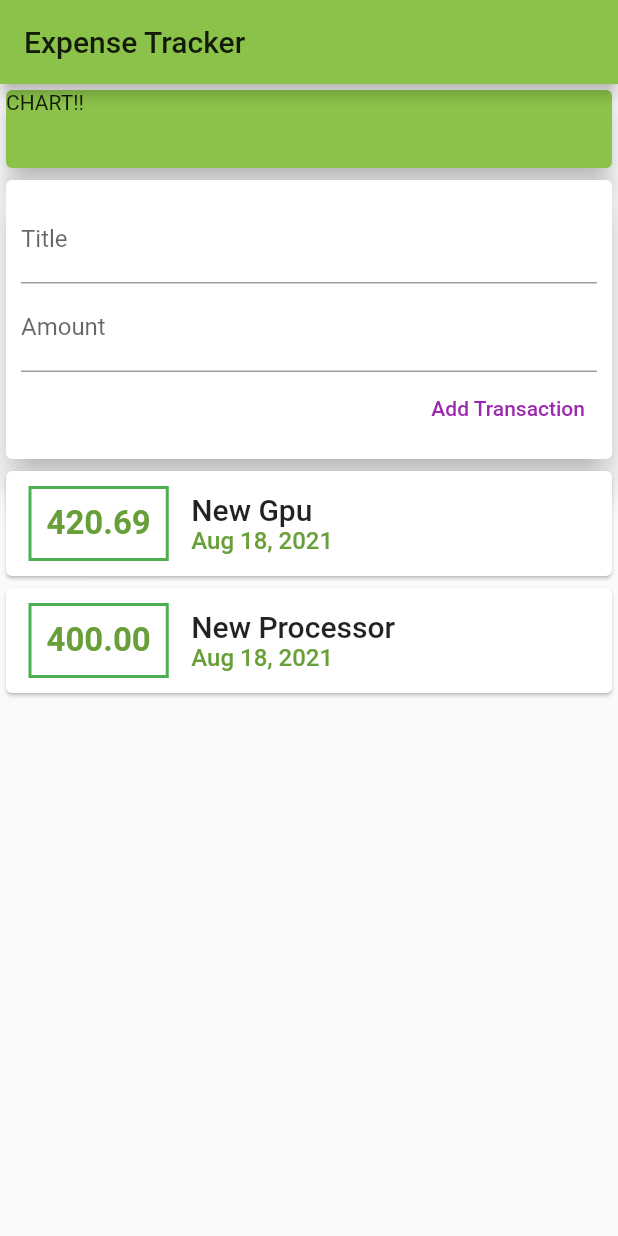
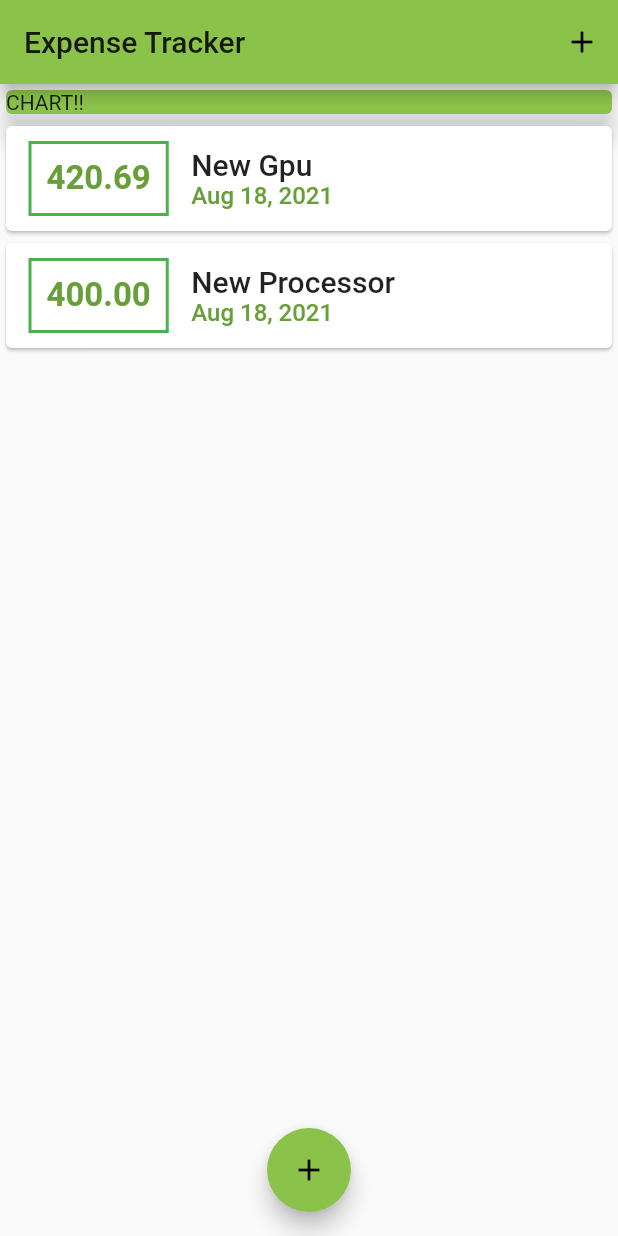
Before and after one commit to Rishab75695/expense_tracker, a Flutter app: the screen it shows after launch, on a phone screen of 412 x 824 dp. Run offline on Flutter 3.47's test engine with Material 2 defaults, Android fonts, the phone set to English and light mode, and no system bars.

Commit message:
Before Themes

```diff
--- a/lib/main.dart
+++ b/lib/main.dart
@@ -1,9 +1,11 @@
-import './widgets/user_transactions.dart';
 import 'package:flutter/material.dart';
 
-void main() {
-  runApp(MyApp());
-}
+import './widgets/new_transaction.dart';
+import './widgets/transaction_list.dart';
+
+import './models/transaction.dart';
+
+void main() => runApp(MyApp());
 
 class MyApp extends StatelessWidget {
   @override
@@ -18,17 +20,64 @@ class MyApp extends StatelessWidget {
   }
 }
 
-class MyHomePage extends StatelessWidget {
-  // var titleInput;
-  // var amountInput;
-  // final titleController = TextEditingController();
-  // final amountController = TextEditingController();
+class MyHomePage extends StatefulWidget {
+  @override
+  _MyHomePageState createState() => _MyHomePageState();
+}
+
+class _MyHomePageState extends State<MyHomePage> {
+  final List<Transaction> _userTransactions = [
+    Transaction(
+      id: '1',
+      title: 'New Gpu',
+      amount: 420.69,
+      date: DateTime.now(),
+    ),
+    Transaction(
+      id: '2',
+      title: 'New Processor',
+      amount: 400.00,
+      date: DateTime.now(),
+    ),
+  ];
+
+  void _addNewTransaction(String txTitle, double txAmount) {
+    final newTx = Transaction(
+      title: txTitle,
+      amount: txAmount,
+      date: DateTime.now(),
+      id: DateTime.now().toString(),
+    );
+
+    setState(() {
+      _userTransactions.add(newTx);
+    });
+  }
+
+  void _startAddNewTransaction(BuildContext ctx) {
+    showModalBottomSheet(
+      context: ctx,
+      builder: (_) {
+        return GestureDetector(
+          onTap: () {},
+          child: NewTransaction(_addNewTransaction),
+          behavior: HitTestBehavior.opaque,
+        );
+      },
+    );
+  }
 
   @override
   Widget build(BuildContext context) {
     return Scaffold(
       appBar: AppBar(
         title: Text('Expense Tracker'),
+        actions: <Widget>[
+          IconButton(
+            icon: Icon(Icons.add),
+            onPressed: () => _startAddNewTransaction(context),
+          ),
+        ],
       ),
       body: SingleChildScrollView(
         child: Column(
@@ -37,15 +86,19 @@ class MyHomePage extends StatelessWidget {
             children: <Widget>[
               Container(
                 width: double.infinity,
-                height: 60,
                 child: Card(
                   color: Colors.lightGreen,
                   child: Text('CHART!!'),
                   elevation: 7,
                 ),
               ),
-              UserTranscations(),
+              TransactionList(_userTransactions),
             ]),
+      ),
+      floatingActionButtonLocation: FloatingActionButtonLocation.centerFloat,
+      floatingActionButton: FloatingActionButton(
+        child: Icon(Icons.add),
+        onPressed: () => _startAddNewTransaction(context),
       ),
     );
   }
--- a/lib/widgets/user_transactions.dart
+++ /dev/null
@@ -1,50 +0,0 @@
-import 'package:flutter/material.dart';
-import './new_transaction.dart';
-import './transaction_list.dart';
-import '../models/transaction.dart';
-
-class UserTranscations extends StatefulWidget {
-  const UserTranscations({Key? key}) : super(key: key);
-
-  @override
-  _UserTranscationsState createState() => _UserTranscationsState();
-}
-
-class _UserTranscationsState extends State<UserTranscations> {
-  final List<Transaction> _userTransactions = [
-    Transaction(
-      id: '1',
-      title: 'New Gpu',
-      amount: 420.69,
-      date: DateTime.now(),
-    ),
-    Transaction(
-      id: '2',
-      title: 'New Processor',
-      amount: 400.00,
-      date: DateTime.now(),
-    )
-  ];
-
-  void _addNewTransaction(String txTitle, double txAmount) {
-    final newTx = Transaction(
-        title: txTitle,
-        amount: txAmount,
-        date: DateTime.now(),
-        id: DateTime.now().toString());
-      setState(() {
-        _userTransactions.add(newTx);
-      });
-  }
-
-
-  @override
-  Widget build(BuildContext context) {
-    return Column(
-      children: <Widget>[
-        NewTransaction(_addNewTransaction),
-        TransactionList(_userTransactions),
-      ],
-    );
-  }
-}
```
Also changed, not shown: lib/widgets/new_transaction.dart (+31 -10 lines).
